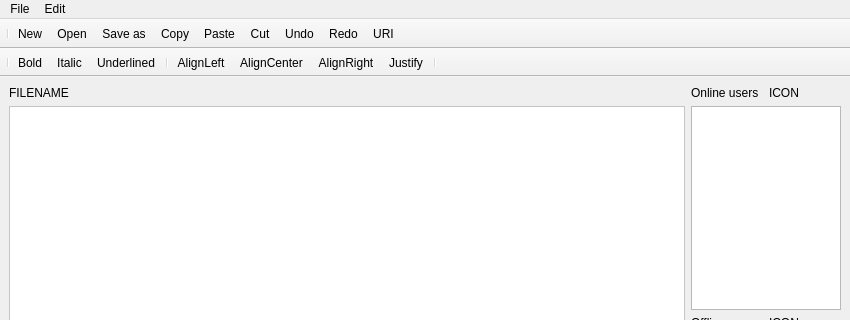
First picture: the form in client/editor.ui, repository PoliDox/PoliDox, before the edit; both pictures show x 0 to 850 and y 0 to 320 of the 850 by 570 pixel window.
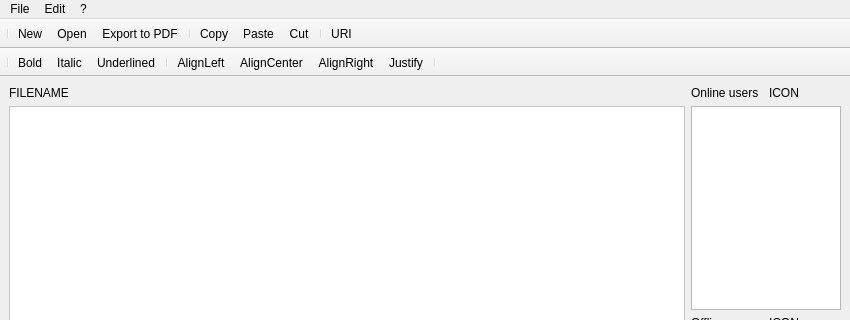
Second picture: the form after the edit. Icons and pictures are not drawn.

Commit message: removed undo & redo

```diff
--- a/client/editor.ui
+++ b/client/editor.ui
@@ -191,11 +191,16 @@
     <addaction name="actionCopy"/>
     <addaction name="actionPaste"/>
     <addaction name="actionCut"/>
-    <addaction name="actionUndo"/>
-    <addaction name="actionRedo"/>
+   </widget>
+   <widget class="QMenu" name="menu">
+    <property name="title">
+     <string>?</string>
+    </property>
+    <addaction name="actioncreators"/>
    </widget>
    <addaction name="menuFile"/>
    <addaction name="menuEdit"/>
+   <addaction name="menu"/>
   </widget>
   <widget class="QStatusBar" name="statusbar"/>
   <widget class="QToolBar" name="toolBar_2">
@@ -227,11 +232,11 @@
    <addaction name="actionNew"/>
    <addaction name="actionOpen"/>
    <addaction name="actionSave_as"/>
+   <addaction name="separator"/>
    <addaction name="actionCopy"/>
    <addaction name="actionPaste"/>
    <addaction name="actionCut"/>
-   <addaction name="actionUndo"/>
-   <addaction name="actionRedo"/>
+   <addaction name="separator"/>
    <addaction name="actionURI"/>
   </widget>
   <widget class="QToolBar" name="textRichToolBar">
@@ -306,7 +311,7 @@
      <normaloff>:/images/images/exportpdf.png</normaloff>:/images/images/exportpdf.png</iconset>
    </property>
    <property name="text">
-    <string>Save as</string>
+    <string>Export to PDF</string>
    </property>
    <property name="toolTip">
     <string>Export to PDF</string>
@@ -351,30 +356,6 @@
     <string>Ctrl+X</string>
    </property>
   </action>
-  <action name="actionUndo">
-   <property name="icon">
-    <iconset resource="Resources.qrc">
-     <normaloff>:/images/images/editundo.png</normaloff>:/images/images/editundo.png</iconset>
-   </property>
-   <property name="text">
-    <string>Undo</string>
-   </property>
-   <property name="shortcut">
-    <string>Ctrl+Z</string>
-   </property>
-  </action>
-  <action name="actionRedo">
-   <property name="icon">
-    <iconset resource="Resources.qrc">
-     <normaloff>:/images/images/editredo.png</normaloff>:/images/images/editredo.png</iconset>
-   </property>
-   <property name="text">
-    <string>Redo</string>
-   </property>
-   <property name="shortcut">
-    <string>Ctrl+Y</string>
-   </property>
-  </action>
   <action name="actionQuit">
    <property name="text">
     <string>Quit</string>
```
Left out of the diff: 5 changed lines with no effect on the pictures. The commit also changes 3 other files.
